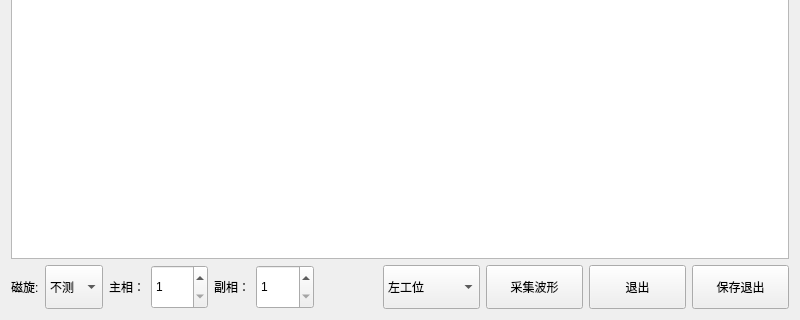
Before: the Qt Designer form PageMag.ui in bloglink/aip-tester, drawn with Qt 5; both pictures show x 0 to 800 and y 280 to 600 of the 800 by 600 pixel window.
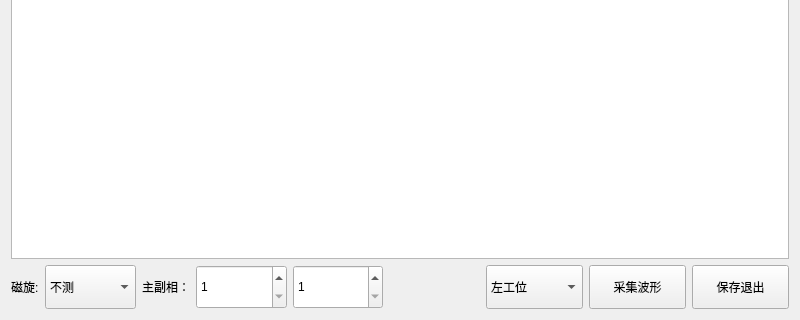
After: the same form once the commit is applied.

Patch:
```diff
--- a/PageMag.ui
+++ b/PageMag.ui
@@ -66,7 +66,7 @@
    </item>
    <item>
     <layout class="QGridLayout" name="LayoutCtrl">
-     <item row="0" column="9">
+     <item row="0" column="8">
       <widget class="QPushButton" name="BtnSampleMag">
        <property name="sizePolicy">
         <sizepolicy hsizetype="Expanding" vsizetype="Expanding">
@@ -85,7 +85,7 @@
        </property>
       </widget>
      </item>
-     <item row="0" column="8">
+     <item row="0" column="7">
       <widget class="QComboBox" name="BoxStation">
        <property name="minimumSize">
         <size>
@@ -121,7 +121,7 @@
        </property>
       </widget>
      </item>
-     <item row="0" column="7">
+     <item row="0" column="6">
       <widget class="QLabel" name="TextDebug">
        <property name="sizePolicy">
         <sizepolicy hsizetype="Expanding" vsizetype="Preferred">
@@ -169,13 +169,6 @@
        </property>
       </widget>
      </item>
-     <item row="0" column="4">
-      <widget class="QLabel" name="TextAuxiliary">
-       <property name="text">
-        <string>副相：</string>
-       </property>
-      </widget>
-     </item>
      <item row="0" column="0">
       <widget class="QLabel" name="TextDir">
        <property name="text">
@@ -211,20 +204,7 @@
      <item row="0" column="2">
       <widget class="QLabel" name="TextMain">
        <property name="text">
-        <string>主相：</string>
-       </property>
-      </widget>
-     </item>
-     <item row="0" column="10">
-      <widget class="QPushButton" name="BtnExit">
-       <property name="minimumSize">
-        <size>
-         <width>97</width>
-         <height>44</height>
-        </size>
-       </property>
-       <property name="text">
-        <string>退出</string>
+        <string>主副相：</string>
        </property>
       </widget>
      </item>
```
Left out of the diff: 2 changed lines with no effect on the pictures.
